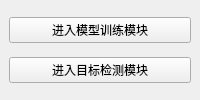
First picture: the form in yolo/Assets/UI/MainGUI.ui, repository kimmkless/YoloDetector, before the edit.
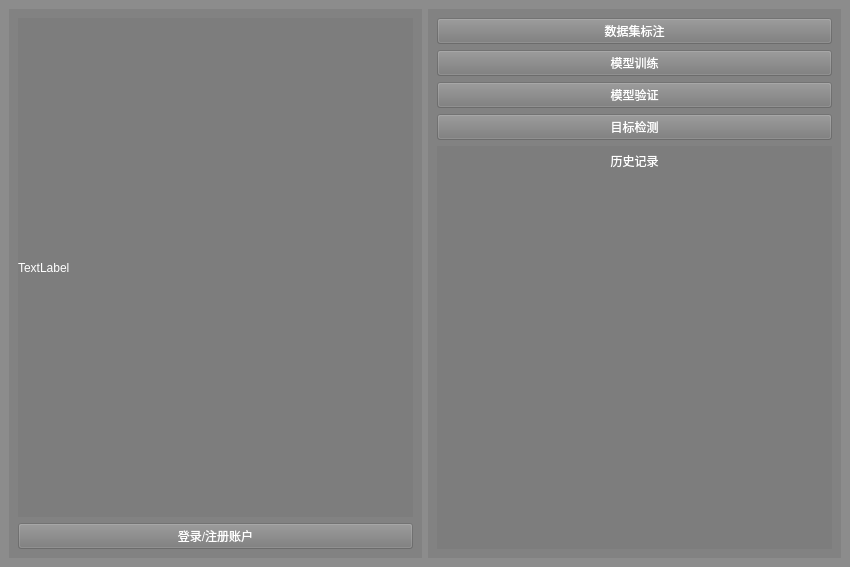
Second picture: the form after the edit.

Diff of the .ui file:
```diff
--- a/yolo/Assets/UI/MainGUI.ui
+++ b/yolo/Assets/UI/MainGUI.ui
@@ -2,23 +2,787 @@
 <ui version="4.0">
  <class>MainWindow</class>
  <widget class="QMainWindow" name="MainWindow">
+  <property name="geometry">
+   <rect>
+    <x>0</x>
+    <y>0</y>
+    <width>850</width>
+    <height>567</height>
+   </rect>
+  </property>
   <property name="windowTitle">
    <string>YOLO 主控制台</string>
   </property>
+  <property name="styleSheet">
+   <string notr="true">background-color: rgba(120, 120, 120, 120);</string>
+  </property>
   <widget class="QWidget" name="centralwidget">
-   <layout class="QVBoxLayout" name="verticalLayout">
+   <layout class="QHBoxLayout" name="horizontalLayout">
     <item>
-     <widget class="QPushButton" name="trainButton">
-      <property name="text">
-       <string>进入模型训练模块</string>
-      </property>
+     <widget class="QWidget" name="widget_2" native="true">
+      <layout class="QVBoxLayout" name="verticalLayout_4">
+       <item>
+        <widget class="QLabel" name="loginLabel">
+         <property name="enabled">
+          <bool>true</bool>
+         </property>
+         <property name="styleSheet">
+          <string notr="true">color: rgb(255, 255, 255);</string>
+         </property>
+         <property name="text">
+          <string>TextLabel</string>
+         </property>
+        </widget>
+       </item>
+       <item>
+        <widget class="QPushButton" name="loginButton">
+         <property name="styleSheet">
+          <string notr="true">color: rgb(255, 255, 255);</string>
+         </property>
+         <property name="text">
+          <string>登录/注册账户</string>
+         </property>
+        </widget>
+       </item>
+      </layout>
      </widget>
     </item>
     <item>
-     <widget class="QPushButton" name="detectButton">
-      <property name="text">
-       <string>进入目标检测模块</string>
-      </property>
+     <widget class="QWidget" name="widget" native="true">
+      <layout class="QVBoxLayout" name="verticalLayout_2">
+       <item>
+        <layout class="QVBoxLayout" name="verticalLayout">
+         <item>
+          <widget class="QPushButton" name="labelButton">
+           <property name="palette">
+            <palette>
+             <active>
+              <colorrole role="Button">
+               <brush brushstyle="SolidPattern">
+                <color alpha="120">
+                 <red>120</red>
+                 <green>120</green>
+                 <blue>120</blue>
+                </color>
+               </brush>
+              </colorrole>
+              <colorrole role="ButtonText">
+               <brush brushstyle="SolidPattern">
+                <color alpha="255">
+                 <red>255</red>
+                 <green>255</green>
+                 <blue>255</blue>
+                </color>
+               </brush>
+              </colorrole>
+              <colorrole role="Base">
+               <brush brushstyle="SolidPattern">
+                <color alpha="120">
+                 <red>120</red>
+                 <green>120</green>
+                 <blue>120</blue>
+                </color>
+               </brush>
+              </colorrole>
+              <colorrole role="Window">
+               <brush brushstyle="SolidPattern">
+                <color alpha="120">
+                 <red>120</red>
+                 <green>120</green>
+                 <blue>120</blue>
+                </color>
+               </brush>
+              </colorrole>
+             </active>
+             <inactive>
+              <colorrole role="Button">
+               <brush brushstyle="SolidPattern">
+                <color alpha="120">
+                 <red>120</red>
+                 <green>120</green>
+                 <blue>120</blue>
+                </color>
+               </brush>
+              </colorrole>
+              <colorrole role="ButtonText">
+               <brush brushstyle="SolidPattern">
+                <color alpha="255">
+                 <red>255</red>
+                 <green>255</green>
+                 <blue>255</blue>
+                </color>
+               </brush>
+              </colorrole>
+              <colorrole role="Base">
+               <brush brushstyle="SolidPattern">
+                <color alpha="120">
+                 <red>120</red>
+                 <green>120</green>
+                 <blue>120</blue>
+                </color>
+               </brush>
+              </colorrole>
+              <colorrole role="Window">
+               <brush brushstyle="SolidPattern">
+                <color alpha="120">
+                 <red>120</red>
+                 <green>120</green>
+                 <blue>120</blue>
+                </color>
+               </brush>
+              </colorrole>
+             </inactive>
+             <disabled>
+              <colorrole role="Button">
+               <brush brushstyle="SolidPattern">
+                <color alpha="120">
+                 <red>120</red>
+                 <green>120</green>
+                 <blue>120</blue>
+                </color>
+               </brush>
+              </colorrole>
+              <colorrole role="ButtonText">
+               <brush brushstyle="SolidPattern">
+                <color alpha="255">
+                 <red>120</red>
+                 <green>120</green>
+                 <blue>120</blue>
+                </color>
+               </brush>
+              </colorrole>
+              <colorrole role="Base">
+               <brush brushstyle="SolidPattern">
+                <color alpha="120">
+                 <red>120</red>
+                 <green>120</green>
+                 <blue>120</blue>
+                </color>
+               </brush>
+              </colorrole>
+              <colorrole role="Window">
+               <brush brushstyle="SolidPattern">
+                <color alpha="120">
+                 <red>120</red>
+                 <green>120</green>
+                 <blue>120</blue>
+                </color>
+               </brush>
+              </colorrole>
+             </disabled>
+            </palette>
+           </property>
+           <property name="text">
+            <string>数据集标注</string>
+           </property>
+          </widget>
+         </item>
+         <item>
+          <widget class="QPushButton" name="trainButton">
+           <property name="palette">
+            <palette>
+             <active>
+              <colorrole role="Button">
+               <brush brushstyle="SolidPattern">
+                <color alpha="120">
+                 <red>120</red>
+                 <green>120</green>
+                 <blue>120</blue>
+                </color>
+               </brush>
+              </colorrole>
+              <colorrole role="ButtonText">
+               <brush brushstyle="SolidPattern">
+                <color alpha="255">
+                 <red>255</red>
+                 <green>255</green>
+                 <blue>255</blue>
+                </color>
+               </brush>
+              </colorrole>
+              <colorrole role="Base">
+               <brush brushstyle="SolidPattern">
+                <color alpha="120">
+                 <red>120</red>
+                 <green>120</green>
+                 <blue>120</blue>
+                </color>
+               </brush>
+              </colorrole>
+              <colorrole role="Window">
+               <brush brushstyle="SolidPattern">
+                <color alpha="120">
+                 <red>120</red>
+                 <green>120</green>
+                 <blue>120</blue>
+                </color>
+               </brush>
+              </colorrole>
+             </active>
+             <inactive>
+              <colorrole role="Button">
+               <brush brushstyle="SolidPattern">
+                <color alpha="120">
+                 <red>120</red>
+                 <green>120</green>
+                 <blue>120</blue>
+                </color>
+               </brush>
+              </colorrole>
+              <colorrole role="ButtonText">
+               <brush brushstyle="SolidPattern">
+                <color alpha="255">
+                 <red>255</red>
+                 <green>255</green>
+                 <blue>255</blue>
+                </color>
+               </brush>
+              </colorrole>
+              <colorrole role="Base">
+               <brush brushstyle="SolidPattern">
+                <color alpha="120">
+                 <red>120</red>
+                 <green>120</green>
+                 <blue>120</blue>
+                </color>
+               </brush>
+              </colorrole>
+              <colorrole role="Window">
+               <brush brushstyle="SolidPattern">
+                <color alpha="120">
+                 <red>120</red>
+                 <green>120</green>
+                 <blue>120</blue>
+                </color>
+               </brush>
+              </colorrole>
+             </inactive>
+             <disabled>
+              <colorrole role="Button">
+               <brush brushstyle="SolidPattern">
+                <color alpha="120">
+                 <red>120</red>
+                 <green>120</green>
+                 <blue>120</blue>
+                </color>
+               </brush>
+              </colorrole>
+              <colorrole role="ButtonText">
+               <brush brushstyle="SolidPattern">
+                <color alpha="255">
+                 <red>120</red>
+                 <green>120</green>
+                 <blue>120</blue>
+                </color>
+               </brush>
+              </colorrole>
+              <colorrole role="Base">
+               <brush brushstyle="SolidPattern">
+                <color alpha="120">
+                 <red>120</red>
+                 <green>120</green>
+                 <blue>120</blue>
+                </color>
+               </brush>
+              </colorrole>
+              <colorrole role="Window">
+               <brush brushstyle="SolidPattern">
+                <color alpha="120">
+                 <red>120</red>
+                 <green>120</green>
+                 <blue>120</blue>
+                </color>
+               </brush>
+              </colorrole>
+             </disabled>
+            </palette>
+           </property>
+           <property name="cursor">
+            <cursorShape>PointingHandCursor</cursorShape>
+           </property>
+           <property name="text">
+            <string>模型训练</string>
+           </property>
+          </widget>
+         </item>
+         <item>
+          <widget class="QPushButton" name="validButton">
+           <property name="palette">
+            <palette>
+             <active>
+              <colorrole role="Button">
+               <brush brushstyle="SolidPattern">
+                <color alpha="120">
+                 <red>120</red>
+                 <green>120</green>
+                 <blue>120</blue>
+                </color>
+               </brush>
+              </colorrole>
+              <colorrole role="ButtonText">
+               <brush brushstyle="SolidPattern">
+                <color alpha="255">
+                 <red>255</red>
+                 <green>255</green>
+                 <blue>255</blue>
+                </color>
+               </brush>
+              </colorrole>
+              <colorrole role="Base">
+               <brush brushstyle="SolidPattern">
+                <color alpha="120">
+                 <red>120</red>
+                 <green>120</green>
+                 <blue>120</blue>
+                </color>
+               </brush>
+              </colorrole>
+              <colorrole role="Window">
+               <brush brushstyle="SolidPattern">
+                <color alpha="120">
+                 <red>120</red>
+                 <green>120</green>
+                 <blue>120</blue>
+                </color>
+               </brush>
+              </colorrole>
+             </active>
+             <inactive>
+              <colorrole role="Button">
+               <brush brushstyle="SolidPattern">
+                <color alpha="120">
+                 <red>120</red>
+                 <green>120</green>
+                 <blue>120</blue>
+                </color>
+               </brush>
+              </colorrole>
+              <colorrole role="ButtonText">
+               <brush brushstyle="SolidPattern">
+                <color alpha="255">
+                 <red>255</red>
+                 <green>255</green>
+                 <blue>255</blue>
+                </color>
+               </brush>
+              </colorrole>
+              <colorrole role="Base">
+               <brush brushstyle="SolidPattern">
+                <color alpha="120">
+                 <red>120</red>
+                 <green>120</green>
+                 <blue>120</blue>
+                </color>
+               </brush>
+              </colorrole>
+              <colorrole role="Window">
+               <brush brushstyle="SolidPattern">
+                <color alpha="120">
+                 <red>120</red>
+                 <green>120</green>
+                 <blue>120</blue>
+                </color>
+               </brush>
+              </colorrole>
+             </inactive>
+             <disabled>
+              <colorrole role="Button">
+               <brush brushstyle="SolidPattern">
+                <color alpha="120">
+                 <red>120</red>
+                 <green>120</green>
+                 <blue>120</blue>
+                </color>
+               </brush>
+              </colorrole>
+              <colorrole role="ButtonText">
+               <brush brushstyle="SolidPattern">
+                <color alpha="255">
+                 <red>120</red>
+                 <green>120</green>
+                 <blue>120</blue>
+                </color>
+               </brush>
+              </colorrole>
+              <colorrole role="Base">
+               <brush brushstyle="SolidPattern">
+                <color alpha="120">
+                 <red>120</red>
+                 <green>120</green>
+                 <blue>120</blue>
+                </color>
+               </brush>
+              </colorrole>
+              <colorrole role="Window">
+               <brush brushstyle="SolidPattern">
+                <color alpha="120">
+                 <red>120</red>
+                 <green>120</green>
+                 <blue>120</blue>
+                </color>
+               </brush>
+              </colorrole>
+             </disabled>
+            </palette>
+           </property>
+           <property name="text">
+            <string>模型验证</string>
+           </property>
+          </widget>
+         </item>
+         <item>
+          <widget class="QPushButton" name="detectButton">
+           <property name="palette">
+            <palette>
+             <active>
+              <colorrole role="Button">
+               <brush brushstyle="SolidPattern">
+                <color alpha="120">
+                 <red>120</red>
+                 <green>120</green>
+                 <blue>120</blue>
+                </color>
+               </brush>
+              </colorrole>
+              <colorrole role="ButtonText">
+               <brush brushstyle="SolidPattern">
+                <color alpha="255">
+                 <red>255</red>
+                 <green>255</green>
+                 <blue>255</blue>
+                </color>
+               </brush>
+              </colorrole>
+              <colorrole role="Base">
+               <brush brushstyle="SolidPattern">
+                <color alpha="120">
+                 <red>120</red>
+                 <green>120</green>
+                 <blue>120</blue>
+                </color>
+               </brush>
+              </colorrole>
+              <colorrole role="Window">
+               <brush brushstyle="SolidPattern">
+                <color alpha="120">
+                 <red>120</red>
+                 <green>120</green>
+                 <blue>120</blue>
+                </color>
+               </brush>
+              </colorrole>
+             </active>
+             <inactive>
+              <colorrole role="Button">
+               <brush brushstyle="SolidPattern">
+                <color alpha="120">
+                 <red>120</red>
+                 <green>120</green>
+                 <blue>120</blue>
+                </color>
+               </brush>
+              </colorrole>
+              <colorrole role="ButtonText">
+               <brush brushstyle="SolidPattern">
+                <color alpha="255">
+                 <red>255</red>
+                 <green>255</green>
+                 <blue>255</blue>
+                </color>
+               </brush>
+              </colorrole>
+              <colorrole role="Base">
+               <brush brushstyle="SolidPattern">
+                <color alpha="120">
+                 <red>120</red>
+                 <green>120</green>
+                 <blue>120</blue>
+                </color>
+               </brush>
+              </colorrole>
+              <colorrole role="Window">
+               <brush brushstyle="SolidPattern">
+                <color alpha="120">
+                 <red>120</red>
+                 <green>120</green>
+                 <blue>120</blue>
+                </color>
+               </brush>
+              </colorrole>
+             </inactive>
+             <disabled>
+              <colorrole role="Button">
+               <brush brushstyle="SolidPattern">
+                <color alpha="120">
+                 <red>120</red>
+                 <green>120</green>
+                 <blue>120</blue>
+                </color>
+               </brush>
+              </colorrole>
+              <colorrole role="ButtonText">
+               <brush brushstyle="SolidPattern">
+                <color alpha="255">
+                 <red>120</red>
+                 <green>120</green>
+                 <blue>120</blue>
+                </color>
+               </brush>
+              </colorrole>
+              <colorrole role="Base">
+               <brush brushstyle="SolidPattern">
+                <color alpha="120">
+                 <red>120</red>
+                 <green>120</green>
+                 <blue>120</blue>
+                </color>
+               </brush>
+              </colorrole>
+              <colorrole role="Window">
+               <brush brushstyle="SolidPattern">
+                <color alpha="120">
+                 <red>120</red>
+                 <green>120</green>
+                 <blue>120</blue>
+                </color>
+               </brush>
+              </colorrole>
+             </disabled>
+            </palette>
+           </property>
+           <property name="cursor">
+            <cursorShape>PointingHandCursor</cursorShape>
+           </property>
+           <property name="text">
+            <string>目标检测</string>
+           </property>
+          </widget>
+         </item>
+        </layout>
+       </item>
+       <item>
+        <layout class="QVBoxLayout" name="verticalLayout_3" stretch="1,13">
+         <property name="spacing">
+          <number>0</number>
+         </property>
+         <item>
+          <widget class="QLabel" name="label">
+           <property name="palette">
+            <palette>
+             <active>
+              <colorrole role="WindowText">
+               <brush brushstyle="SolidPattern">
+                <color alpha="255">
+                 <red>255</red>
+                 <green>255</green>
+                 <blue>255</blue>
+                </color>
+               </brush>
+              </colorrole>
+              <colorrole role="Button">
+               <brush brushstyle="SolidPattern">
+                <color alpha="120">
+                 <red>120</red>
+                 <green>120</green>
+                 <blue>120</blue>
+                </color>
+               </brush>
+              </colorrole>
+              <colorrole role="Text">
+               <brush brushstyle="SolidPattern">
+                <color alpha="255">
+                 <red>255</red>
+                 <green>255</green>
+                 <blue>255</blue>
+                </color>
+               </brush>
+              </colorrole>
+              <colorrole role="ButtonText">
+               <brush brushstyle="SolidPattern">
+                <color alpha="255">
+                 <red>255</red>
+                 <green>255</green>
+                 <blue>255</blue>
+                </color>
+               </brush>
+              </colorrole>
+              <colorrole role="Base">
+               <brush brushstyle="SolidPattern">
+                <color alpha="120">
+                 <red>120</red>
+                 <green>120</green>
+                 <blue>120</blue>
+                </color>
+               </brush>
+              </colorrole>
+              <colorrole role="Window">
+               <brush brushstyle="SolidPattern">
+                <color alpha="120">
+                 <red>120</red>
+                 <green>120</green>
+                 <blue>120</blue>
+                </color>
+               </brush>
+              </colorrole>
+              <colorrole role="PlaceholderText">
+               <brush brushstyle="NoBrush">
+                <color alpha="128">
+                 <red>255</red>
+                 <green>255</green>
+                 <blue>255</blue>
+                </color>
+               </brush>
+              </colorrole>
+             </active>
+             <inactive>
+              <colorrole role="WindowText">
+               <brush brushstyle="SolidPattern">
+                <color alpha="255">
+                 <red>255</red>
+                 <green>255</green>
+                 <blue>255</blue>
+                </color>
+               </brush>
+              </colorrole>
+              <colorrole role="Button">
+               <brush brushstyle="SolidPattern">
+                <color alpha="120">
+                 <red>120</red>
+                 <green>120</green>
+                 <blue>120</blue>
+                </color>
+               </brush>
+              </colorrole>
+              <colorrole role="Text">
+               <brush brushstyle="SolidPattern">
+                <color alpha="255">
+                 <red>255</red>
+                 <green>255</green>
+                 <blue>255</blue>
+                </color>
+               </brush>
+              </colorrole>
+              <colorrole role="ButtonText">
+               <brush brushstyle="SolidPattern">
+                <color alpha="255">
+                 <red>255</red>
+                 <green>255</green>
+                 <blue>255</blue>
+                </color>
+               </brush>
+              </colorrole>
+              <colorrole role="Base">
+               <brush brushstyle="SolidPattern">
+                <color alpha="120">
+                 <red>120</red>
+                 <green>120</green>
+                 <blue>120</blue>
+                </color>
+               </brush>
+              </colorrole>
+              <colorrole role="Window">
+               <brush brushstyle="SolidPattern">
+                <color alpha="120">
+                 <red>120</red>
+                 <green>120</green>
+                 <blue>120</blue>
+                </color>
+               </brush>
+              </colorrole>
+              <colorrole role="PlaceholderText">
+               <brush brushstyle="NoBrush">
+                <color alpha="128">
+                 <red>255</red>
+                 <green>255</green>
+                 <blue>255</blue>
+                </color>
+               </brush>
+              </colorrole>
+             </inactive>
+             <disabled>
+              <colorrole role="WindowText">
+               <brush brushstyle="SolidPattern">
+                <color alpha="255">
+                 <red>255</red>
+                 <green>255</green>
+                 <blue>255</blue>
+                </color>
+               </brush>
+              </colorrole>
+              <colorrole role="Button">
+               <brush brushstyle="SolidPattern">
+                <color alpha="120">
+                 <red>120</red>
+                 <green>120</green>
+                 <blue>120</blue>
+                </color>
+               </brush>
+              </colorrole>
+              <colorrole role="Text">
+               <brush brushstyle="SolidPattern">
+                <color alpha="255">
+                 <red>255</red>
+                 <green>255</green>
+                 <blue>255</blue>
+                </color>
+               </brush>
+              </colorrole>
+              <colorrole role="ButtonText">
+               <brush brushstyle="SolidPattern">
+                <color alpha="255">
+                 <red>255</red>
+                 <green>255</green>
+                 <blue>255</blue>
+                </color>
+               </brush>
+              </colorrole>
+              <colorrole role="Base">
+               <brush brushstyle="SolidPattern">
+                <color alpha="120">
+                 <red>120</red>
+                 <green>120</green>
+                 <blue>120</blue>
+                </color>
+               </brush>
+              </colorrole>
+              <colorrole role="Window">
+               <brush brushstyle="SolidPattern">
+                <color alpha="120">
+                 <red>120</red>
+                 <green>120</green>
+                 <blue>120</blue>
+                </color>
+               </brush>
+              </colorrole>
+              <colorrole role="PlaceholderText">
+               <brush brushstyle="NoBrush">
+                <color alpha="128">
+                 <red>255</red>
+                 <green>255</green>
+                 <blue>255</blue>
+                </color>
+               </brush>
+              </colorrole>
+             </disabled>
+            </palette>
+           </property>
+           <property name="styleSheet">
+            <string notr="true">color: rgb(255, 255, 255);</string>
+           </property>
+           <property name="text">
+            <string>历史记录</string>
+           </property>
+           <property name="alignment">
+            <set>Qt::AlignCenter</set>
+           </property>
+          </widget>
+         </item>
+         <item>
+          <widget class="QWidget" name="historyContainer" native="true"/>
+         </item>
+        </layout>
+       </item>
+      </layout>
      </widget>
     </item>
    </layout>
```
Left out of the diff: 10 changed lines with no effect on the pictures.
